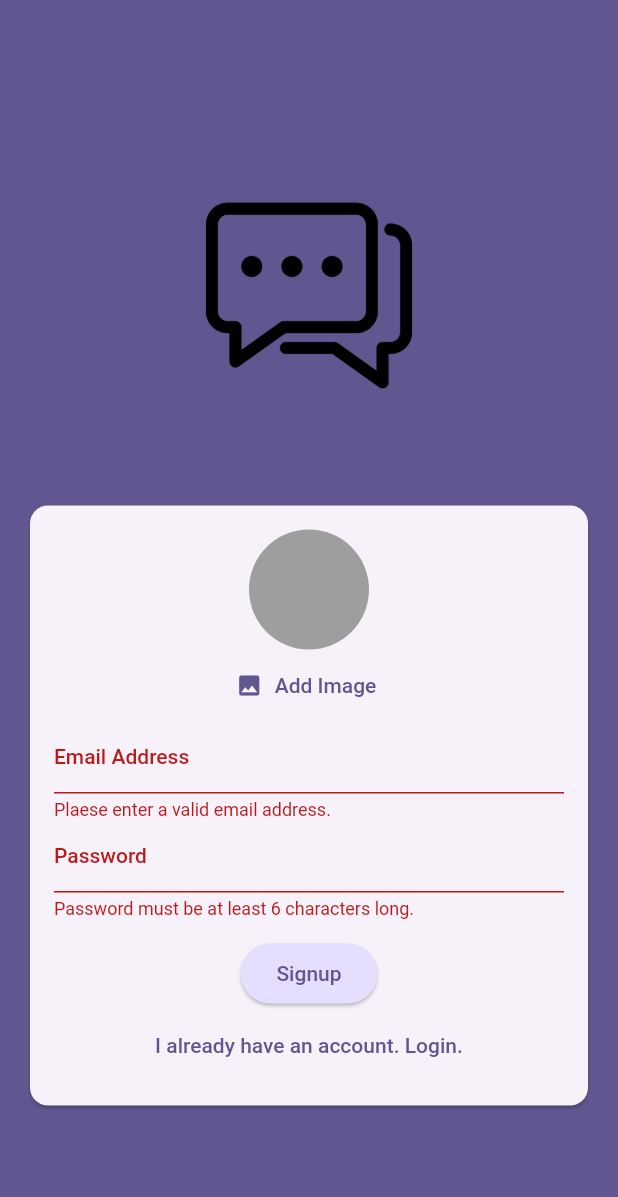
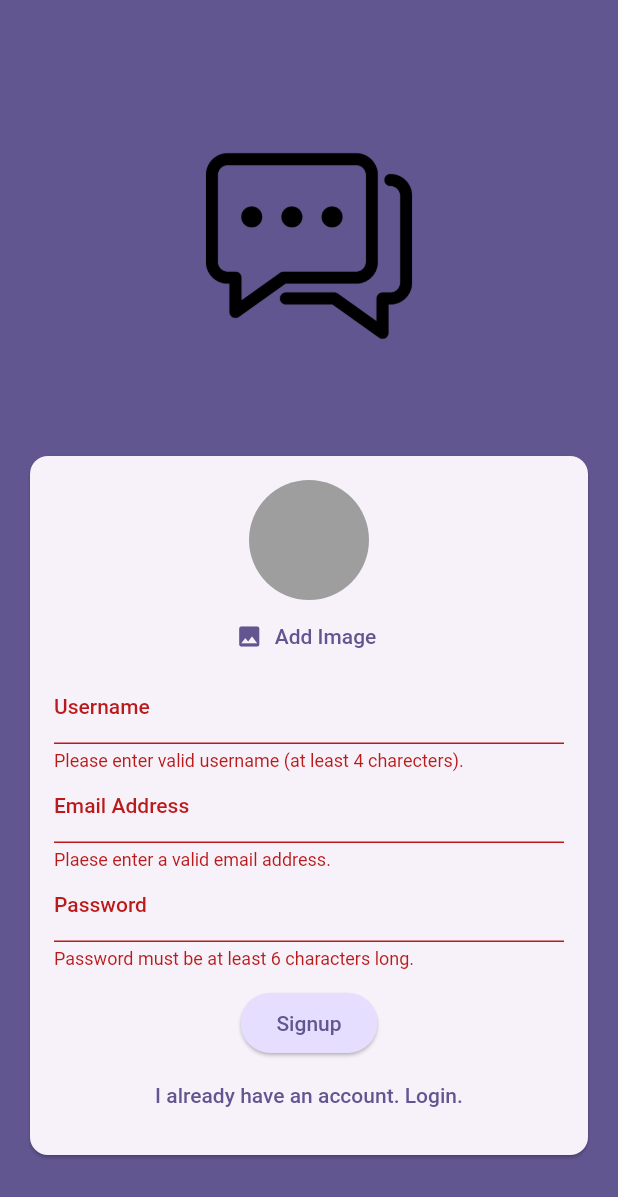
Before and after one commit to thatserfan/chat-app-flutter, a Flutter app: the screen it shows after launch, after a tap on "Login", after a tap on "Create an account", after a tap on "Signup", on a phone screen of 412 x 824 dp. Shown: the top 1197 px of the screen. Run offline on Flutter 3.47's test engine with Material 2 defaults, Android fonts, the phone set to English and light mode, and no system bars; our stand-ins replace cloud_firestore, firebase_auth, firebase_core, firebase_storage, image_picker; accounts and stored records are empty.

Commit message:
Add username field

```diff
--- a/lib/screens/auth.dart
+++ b/lib/screens/auth.dart
@@ -23,6 +23,7 @@ class _AuthScreenState extends State<AuthScreen> {
   var _enteredPassword = '';
   File? _selectedImage;
   var _isAuthing = false;
+  var _enteredUsername = '';
 
   void _submit() async {
     final isValid = _form.currentState!.validate();
@@ -58,7 +59,7 @@ class _AuthScreenState extends State<AuthScreen> {
             .collection('users')
             .doc(userCredential.user!.uid)
             .set({
-          'username': 'c',
+          'username': _enteredUsername,
           'email': _enteredEmail,
           'image_url': imageUrl,
         });
@@ -109,6 +110,26 @@ class _AuthScreenState extends State<AuthScreen> {
                           UserImagePicker(
                             onPickedImage: (pikedImage) {
                               _selectedImage = pikedImage;
+                            },
+                          ),
+                        if (!_isLogin)
+                          TextFormField(
+                            decoration: const InputDecoration(
+                              labelText: 'Username',
+                            ),
+                            enableSuggestions: false,
+                            autocorrect: false,
+                            textCapitalization: TextCapitalization.none,
+                            validator: (value) {
+                              if (value == null ||
+                                  value.isEmpty ||
+                                  value.length < 4) {
+                                return 'Please enter valid username (at least 4 charecters).';
+                              }
+                              return null;
+                            },
+                            onSaved: (newValue) {
+                              _enteredUsername = newValue!;
                             },
                           ),
                         TextFormField(
```
